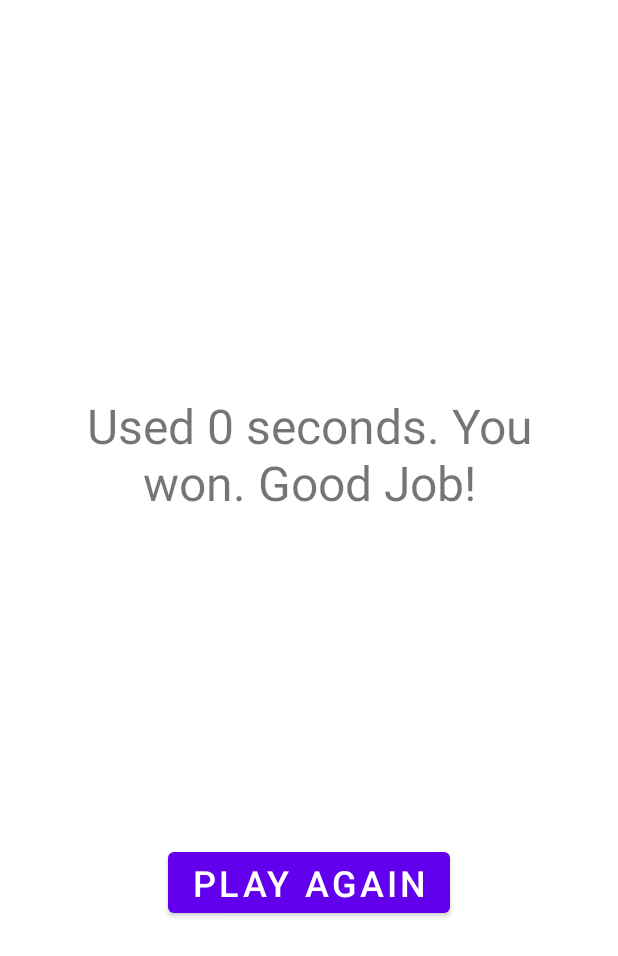
After one commit to chlee1222/Minesweeper, an Android app: the layout result_page.xml on its own in the app's theme, with its tools: preview values and no code run, on a phone screen of 412 x 824 dp. The commit adds this screen. Shown: the top 956 px of the screen. Run offline under Robolectric (Android 15) with nearby library versions, the phone set to English and light mode, and no system bars.

Commit message:
Implemented the layout for second activity(result page)

```diff
--- a/app/src/main/AndroidManifest.xml
+++ b/app/src/main/AndroidManifest.xml
@@ -22,6 +22,10 @@
                 <category android:name="android.intent.category.LAUNCHER" />
             </intent-filter>
         </activity>
+
+        <activity
+            android:name=".ResultPage">
+        </activity>
     </application>
 
 </manifest>
--- /dev/null
+++ b/app/src/main/res/layout/result_page.xml
@@ -0,0 +1,36 @@
+<?xml version="1.0" encoding="utf-8"?>
+<androidx.constraintlayout.widget.ConstraintLayout xmlns:android="http://schemas.android.com/apk/res/android"
+    xmlns:app="http://schemas.android.com/apk/res-auto"
+    xmlns:tools="http://schemas.android.com/tools"
+    android:layout_width="match_parent"
+    android:layout_height="match_parent"
+    tools:context=".ResultPage"
+    >
+
+    <TextView
+        android:id="@+id/textbox"
+        android:layout_width="wrap_content"
+        android:layout_height="wrap_content"
+        android:width="300dp"
+        android:height="300dp"
+        android:text="Used 0 seconds. You won. Good Job!"
+        android:textAlignment="center"
+        android:textSize="32sp"
+        app:layout_constraintBottom_toBottomOf="parent"
+        app:layout_constraintEnd_toEndOf="parent"
+        app:layout_constraintStart_toStartOf="parent"
+        app:layout_constraintTop_toTopOf="parent" />
+
+    <Button
+        android:id="@+id/button"
+        android:layout_width="wrap_content"
+        android:layout_height="wrap_content"
+        android:onClick="onClickReset"
+        android:text="Play Again"
+        android:textAlignment="center"
+        android:textSize="24sp"
+        app:layout_constraintStart_toStartOf="parent"
+        app:layout_constraintEnd_toEndOf="parent"
+        app:layout_constraintTop_toBottomOf="@+id/textbox" />
+
+</androidx.constraintlayout.widget.ConstraintLayout>
--- a/app/src/main/res/values/strings.xml
+++ b/app/src/main/res/values/strings.xml
@@ -4,4 +4,6 @@
     <string name="clock">\uD83D\uDD53</string>
     <string name="mine">\uD83D\uDCA3</string>
     <string name="pick">\u26CF</string>
+    <string name="result_page"></string>
+
 </resources>
```
Also changed, not shown: app/src/main/java/com/example/minesweeper/MainActivity.java (+17 -21 lines), app/src/main/java/com/example/minesweeper/ResultPage.java (added, +33 -0 lines).
